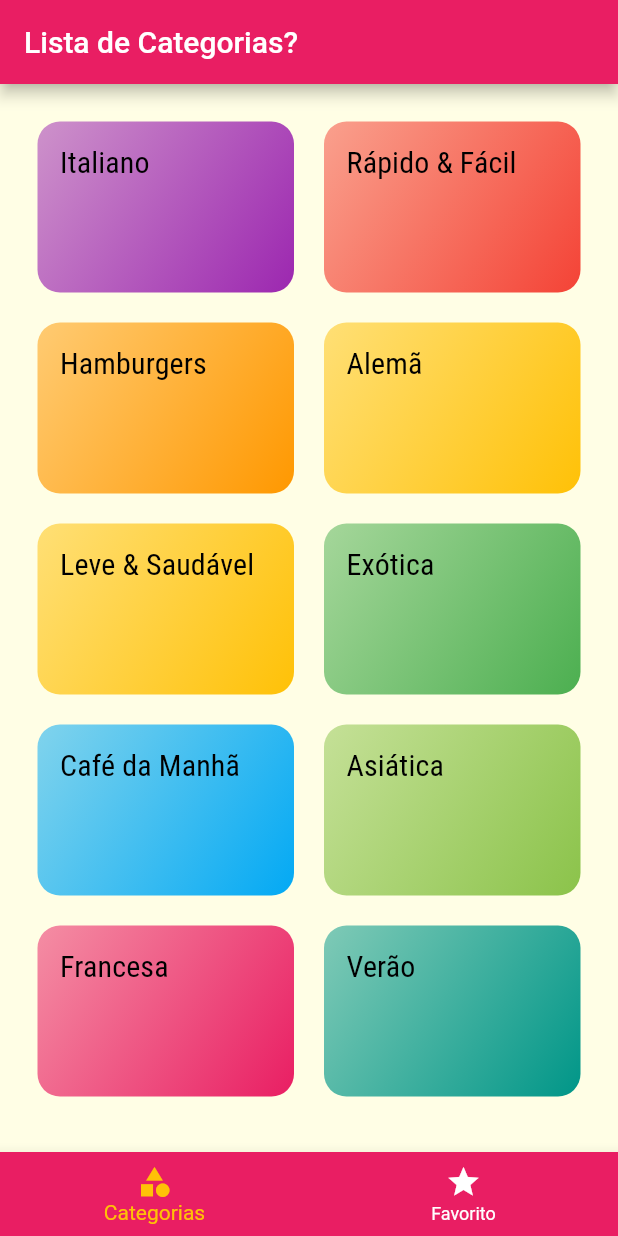
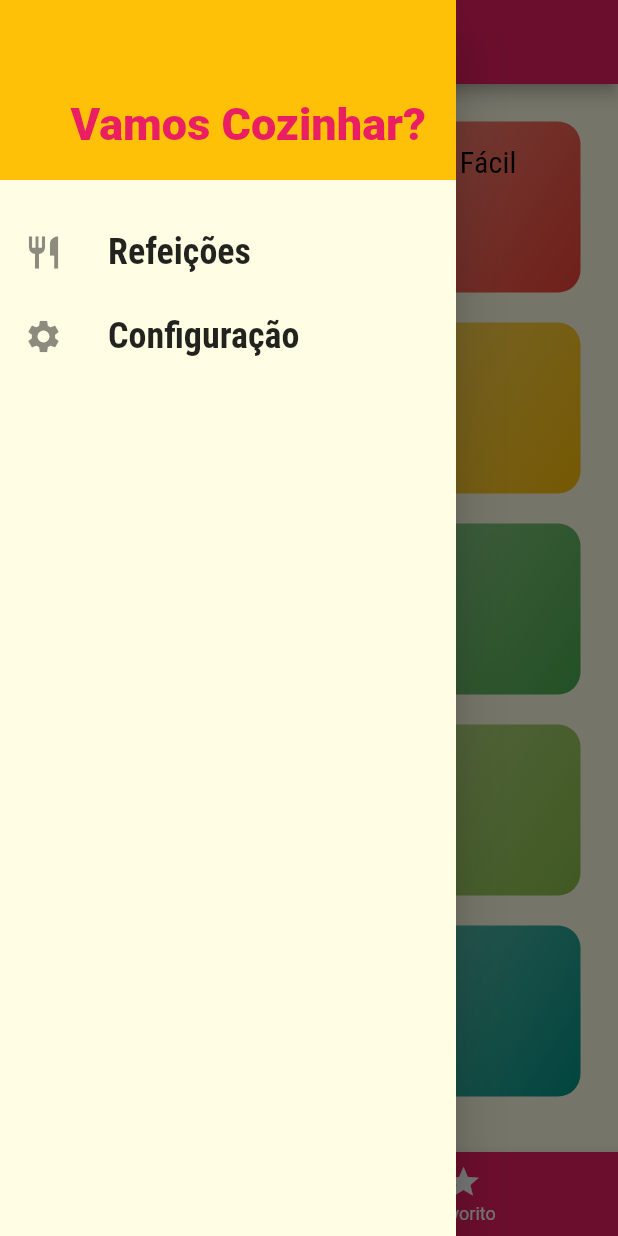
Before and after one commit to JamileFerreira/menu, a Flutter app: the screen it shows after launch, with the side drawer open (before the commit the screen has no drawer), on a phone screen of 412 x 824 dp. Run offline on Flutter 3.47's test engine with Material 2 defaults, Android fonts, the phone set to English and light mode, and no system bars.

Commit message:
Created app drawer

```diff
--- /dev/null
+++ b/lib/components/main_drawer.dart
@@ -0,0 +1,58 @@
+import 'package:flutter/material.dart';
+import '../utils/app_routes.dart';
+
+class MainDrawer extends StatelessWidget {
+  Widget _createItem(IconData icon, String label, Function() onTap) {
+    return ListTile(
+      leading: Icon(
+        icon,
+        size: 26,
+      ),
+      title: Text(
+        label,
+        style: const TextStyle(
+          fontFamily: 'RobotoCondensed',
+          fontSize: 24,
+          fontWeight: FontWeight.bold,
+        ),
+      ),
+      onTap: onTap,
+    );
+  }
+
+  @override
+  Widget build(BuildContext context) {
+    return Drawer(
+      child: Column(
+        children: <Widget>[
+          Container(
+            height: 120,
+            width: double.infinity,
+            padding: EdgeInsets.all(20),
+            color: Theme.of(context).colorScheme.secondary,
+            alignment: Alignment.bottomRight,
+            child: Text(
+              'Vamos Cozinhar?',
+              style: TextStyle(
+                  fontWeight: FontWeight.w900,
+                  fontSize: 30,
+                  color: Theme.of(context).colorScheme.primary),
+            ),
+          ),
+          SizedBox(height: 20),
+          _createItem(
+            Icons.restaurant,
+            'Refeições',
+            () => Navigator.of(context).pushReplacementNamed(AppRoutes.HOME),
+          ),
+          _createItem(
+            Icons.settings,
+            'Configuração',
+            () =>
+                Navigator.of(context).pushReplacementNamed(AppRoutes.SETTINGS),
+          ),
+        ],
+      ),
+    );
+  }
+}
--- a/lib/main.dart
+++ b/lib/main.dart
@@ -1,8 +1,9 @@
 import 'package:flutter/material.dart';
+import 'package:menu/screens/settings_screen.dart';
 import 'package:menu/screens/tabs_screen.dart';
-
 import 'screens/categories_meals_screen.dart';
 import 'screens/meal_detail_screen.dart';
+import 'screens/settings_screen.dart';
 import 'utils/app_routes.dart';
 
 void main() => runApp(MyApp());
@@ -28,6 +29,7 @@ class MyApp extends StatelessWidget {
         AppRoutes.HOME: (ctx) => TabsScreen(),
         AppRoutes.CATEGORIES_MEALS: (ctx) => CategoriesMealsScreen(),
         AppRoutes.MEAL_DETAIL: (ctx) => MealDetailScreen(),
+        AppRoutes.SETTINGS: (ctx) => SettingsScreen(),
       },
       debugShowCheckedModeBanner: false,
     );
--- /dev/null
+++ b/lib/screens/settings_screen.dart
@@ -0,0 +1,17 @@
+import 'package:flutter/material.dart';
+import '../components/main_drawer.dart';
+
+class SettingsScreen extends StatelessWidget {
+  @override
+  Widget build(BuildContext context) {
+    return Scaffold(
+      appBar: AppBar(
+        title: const Text('Configurações'),
+      ),
+      drawer: MainDrawer(),
+      body: const Center(
+        child: Text('Configurações!'),
+      ),
+    );
+  }
+}
--- a/lib/screens/tabs_screen.dart
+++ b/lib/screens/tabs_screen.dart
@@ -1,6 +1,7 @@
 import 'package:flutter/material.dart';
 import '../screens/categories_screen.dart';
 import 'favorite_screen.dart';
+import '../components/main_drawer.dart';
 
 class TabsScreen extends StatefulWidget {
   @override
@@ -28,6 +29,7 @@ class _TabsScreenState extends State<TabsScreen> {
           _screens[_selectedScreenIdex]['title'] as String,
         ),
       ),
+      drawer: MainDrawer(),
       body: _screens[_selectedScreenIdex]['screen'] as Widget,
       bottomNavigationBar: BottomNavigationBar(
         onTap: _selectScreen,
--- a/lib/utils/app_routes.dart
+++ b/lib/utils/app_routes.dart
@@ -2,4 +2,5 @@ class AppRoutes {
   static const HOME = '/';
   static const CATEGORIES_MEALS = '/categories-meals';
   static const MEAL_DETAIL = '/meal-detail';
+  static const SETTINGS = '/settings';
 }
```
